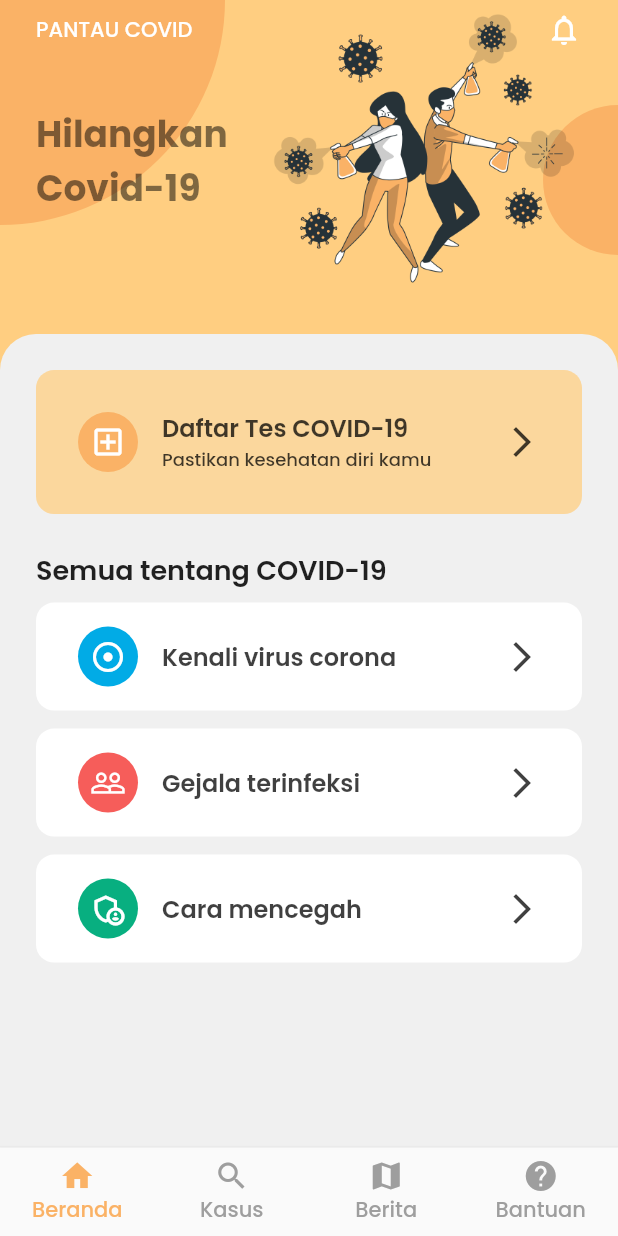
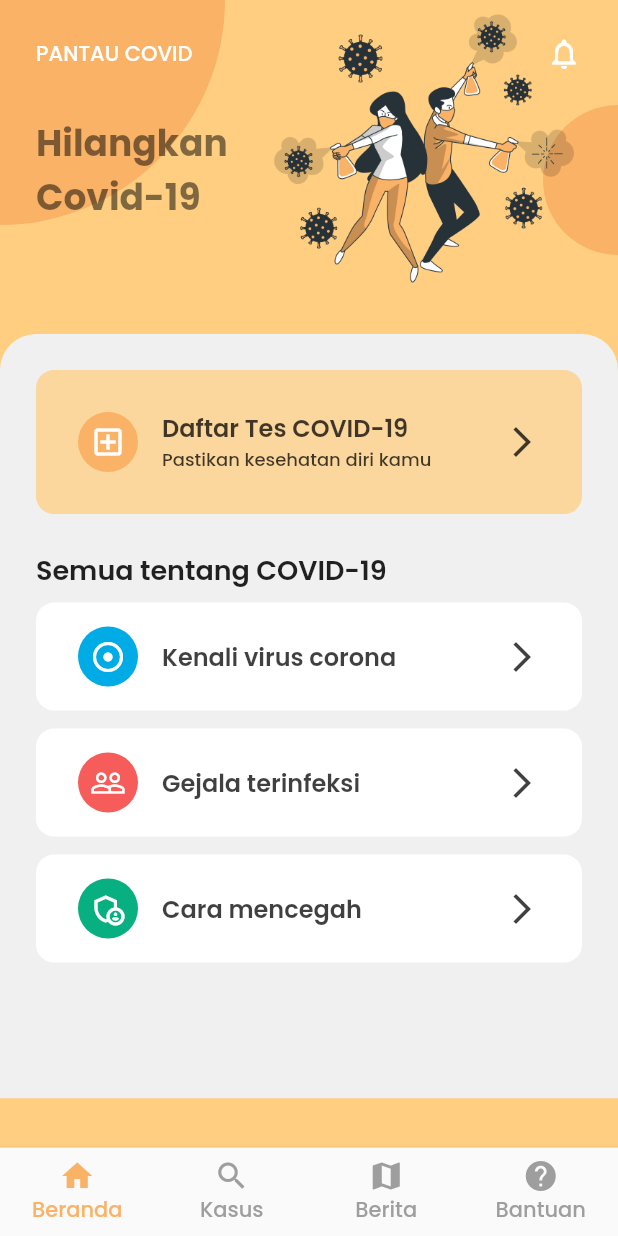
Before and after one commit to nailnafir/pantau-covid, a Flutter app: the screen it shows after launch, on a phone screen of 412 x 824 dp. Run offline on Flutter 3.47's test engine with Material 2 defaults, Android fonts, the phone set to English and light mode, and no system bars.

Commit message:
fix layout home page

```diff
--- a/lib/pages/home_page.dart
+++ b/lib/pages/home_page.dart
@@ -67,10 +67,7 @@ class _HomePageState extends State<HomePage> {
           ),
         ),
         Container(
-          margin: EdgeInsets.symmetric(
-            horizontal: SpaceConfig.longSpace,
-            vertical: SpaceConfig.shortSpace,
-          ),
+          margin: EdgeInsets.all(SpaceConfig.longSpace),
           child: Column(
             crossAxisAlignment: CrossAxisAlignment.start,
             children: [
@@ -88,7 +85,7 @@ class _HomePageState extends State<HomePage> {
                   )
                 ],
               ),
-              SizedBox(height: 40),
+              SizedBox(height: 30),
               Text(
                 "Hilangkan\nCovid-19",
                 style: TypeTheme.normalTextFont.copyWith(
@@ -97,7 +94,7 @@ class _HomePageState extends State<HomePage> {
                   fontSize: 24,
                 ),
               ),
-              SizedBox(height: 40),
+              SizedBox(height: 30),
             ],
           ),
         ),
@@ -121,7 +118,7 @@ class _HomePageState extends State<HomePage> {
         SizedBox(height: MediaQuery.of(context).size.height / 3.7),
         Container(
           height: MediaQuery.of(context).size.height -
-              (MediaQuery.of(context).size.height / 3.3),
+              (MediaQuery.of(context).size.height / 2.62),
           padding: EdgeInsets.symmetric(horizontal: SpaceConfig.longSpace),
           decoration: BoxDecoration(
             color: ColorTheme.bgLight,
```
